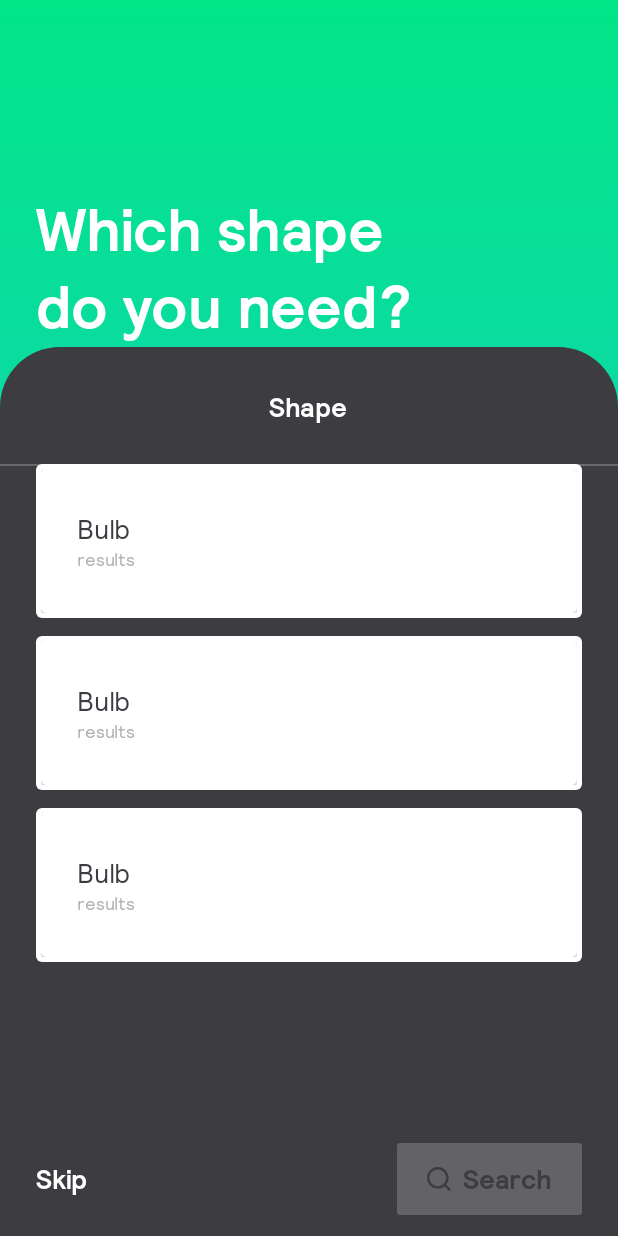
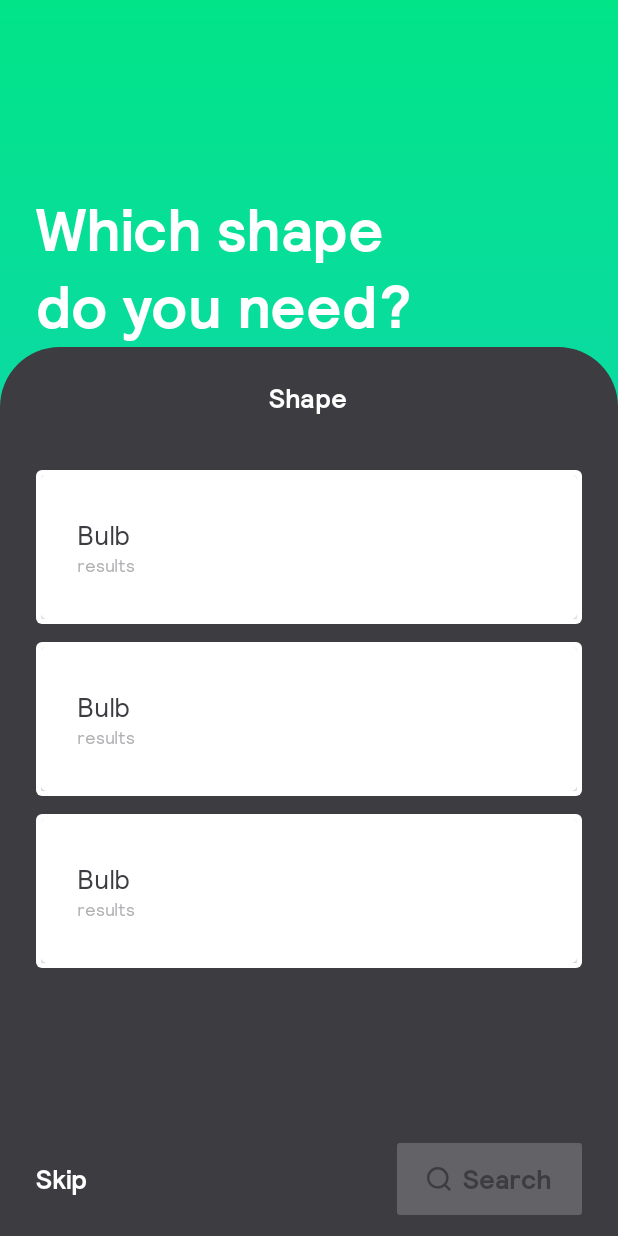
Before and after one commit to gabrielpozo/MyFavouriteMoviesApp, an Android app: the layout fragment_browse_shape.xml on its own in the app's theme, with its tools: preview values and no code run, on a phone screen of 412 x 824 dp. Run offline under Robolectric (Android 15) with nearby library versions, the phone set to English and light mode, and no system bars.

Commit message:
[FIX] Title "Shape" & "Fitting " are not vertically centralised master - prod

```diff
--- a/app/src/main/res/layout/fragment_browse_fitting.xml
+++ b/app/src/main/res/layout/fragment_browse_fitting.xml
@@ -54,8 +54,8 @@
                 <TextView
                     android:id="@+id/textViewFittingTitle"
                     style="@style/TitleTextBrowse"
-                    android:layout_marginTop="28dp"
-                    android:layout_marginBottom="20dp"
+                    android:layout_marginTop="22dp"
+                    android:layout_marginBottom="14dp"
                     android:textAlignment="center"
                     android:layout_gravity="center"
                     android:layout_width="wrap_content"
@@ -69,6 +69,7 @@
                     android:visibility="visible"
                     android:layout_width="match_parent"
                     android:layout_height="match_parent"
+                    android:paddingTop="12dp"
                     android:clipToPadding="false"
                     android:layout_marginLeft="8dp"
                     android:layout_marginRight="8dp"
--- a/app/src/main/res/layout/fragment_browse_shape.xml
+++ b/app/src/main/res/layout/fragment_browse_shape.xml
@@ -57,21 +57,22 @@
                 <TextView
                     android:id="@+id/textViewShapeTitle"
                     style="@style/TitleTextBrowse"
-                    android:layout_marginTop="28dp"
-                    android:layout_marginBottom="20dp"
+                    android:layout_marginTop="22dp"
+                    android:layout_marginBottom="14dp"
                     android:textAlignment="center"
                     android:layout_gravity="center"
                     android:layout_width="wrap_content"
                     android:layout_height="wrap_content"
                     android:text="@string/shape" />
 
-
                 <RelativeLayout
                     android:layout_width="wrap_content"
                     android:layout_height="match_parent">
                     <View
+                        android:id="@+id/line_divider"
                         android:layout_gravity="bottom"
                         android:layout_marginTop="6dp"
+                        android:visibility="invisible"
                         android:background="@color/divider"
                         android:layout_width="match_parent"
                         android:layout_height="1dp" />
@@ -79,6 +80,7 @@
                     <!-- should have 3 items per rows -->
                     <androidx.recyclerview.widget.RecyclerView
                         android:id="@+id/recyclerViewShape"
+                        android:paddingTop="16dp"
                         android:visibility="visible"
                         android:layout_width="match_parent"
                         android:layout_height="match_parent"
```
Also changed, not shown: app/src/main/java/com/light/finder/ui/browse/BrowseShapeFragment.kt (+28 -6 lines).
